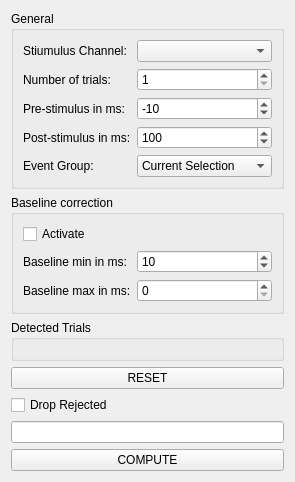
This is libraries/disp/viewers/formfiles/averagingsettingsview.ui in mne-tools/mne-cpp as Qt 5 draws it before an edit. The edited form follows.
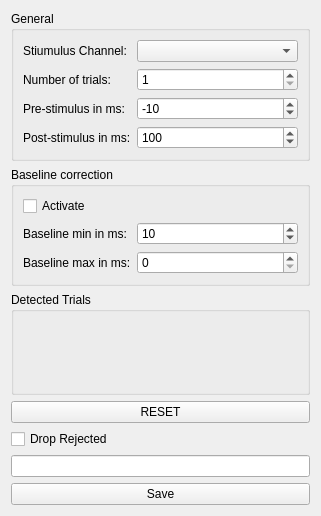
This is the edited form.

Commit message: MAINT: remove selected group option from avg plugin and view

```diff
--- a/libraries/disp/viewers/formfiles/averagingsettingsview.ui
+++ b/libraries/disp/viewers/formfiles/averagingsettingsview.ui
@@ -6,8 +6,8 @@
    <rect>
     <x>0</x>
     <y>0</y>
-    <width>295</width>
-    <height>482</height>
+    <width>321</width>
+    <height>516</height>
    </rect>
   </property>
   <property name="sizePolicy">
@@ -108,22 +108,6 @@
         </property>
        </widget>
       </item>
-      <item row="4" column="0">
-       <widget class="QLabel" name="label_2_EventGroup">
-        <property name="text">
-         <string>Event Group:</string>
-        </property>
-       </widget>
-      </item>
-      <item row="4" column="1">
-       <widget class="QComboBox" name="comboBox_EventGroup">
-        <item>
-         <property name="text">
-          <string>Current Selection</string>
-         </property>
-        </item>
-       </widget>
-      </item>
      </layout>
      <zorder>label</zorder>
      <zorder>m_pComboBoxChSelection</zorder>
@@ -247,7 +231,7 @@
       </sizepolicy>
      </property>
      <property name="text">
-      <string>COMPUTE</string>
+      <string>Save</string>
      </property>
     </widget>
    </item>
```
Left out of the diff: 2 changed lines with no effect on the pictures. The commit also changes 6 other files.
